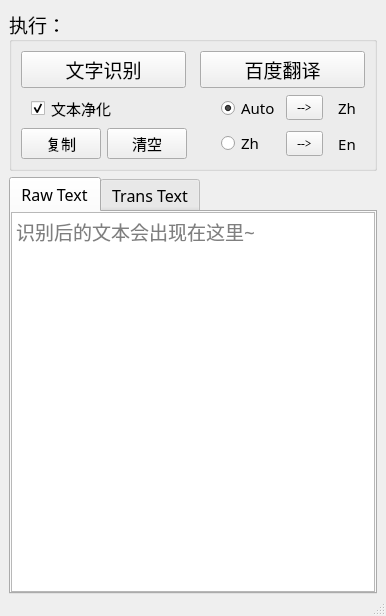
JifengLegend/Python-Study, file 文字识别API/文字识别 V0.5/window.ui: the form before one commit.
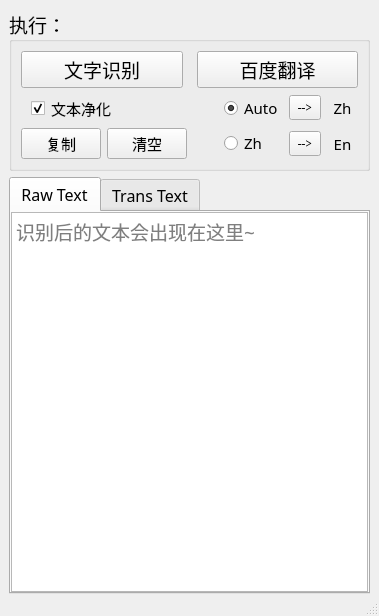
The form after the commit. Icons and pictures are not drawn.

Commit message: 优化布局

What changed in the file:
```diff
--- a/文字识别API/文字识别 V0.5/window.ui
+++ b/文字识别API/文字识别 V0.5/window.ui
@@ -6,7 +6,7 @@
    <rect>
     <x>0</x>
     <y>0</y>
-    <width>386</width>
+    <width>379</width>
     <height>616</height>
    </rect>
   </property>
@@ -68,7 +68,7 @@
         </layout>
        </item>
        <item row="1" column="0">
-        <layout class="QGridLayout" name="gridLayout" columnstretch="1,1,0,1,1,1">
+        <layout class="QGridLayout" name="gridLayout" columnstretch="1,1,1,1,1,1">
          <item row="0" column="2">
           <spacer name="horizontalSpacer">
            <property name="orientation">
@@ -100,6 +100,12 @@
          </item>
          <item row="0" column="4">
           <widget class="QPushButton" name="autoBtn">
+           <property name="minimumSize">
+            <size>
+             <width>26</width>
+             <height>0</height>
+            </size>
+           </property>
            <property name="font">
             <font>
              <family>MS Serif</family>
@@ -180,6 +186,12 @@
          </item>
          <item row="1" column="4">
           <widget class="QPushButton" name="defBtn">
+           <property name="minimumSize">
+            <size>
+             <width>26</width>
+             <height>0</height>
+            </size>
+           </property>
            <property name="font">
             <font>
              <family>MS Serif</family>
```
Left out of the diff: 2 changed lines with no effect on the pictures. The commit also changes 2 other files.
